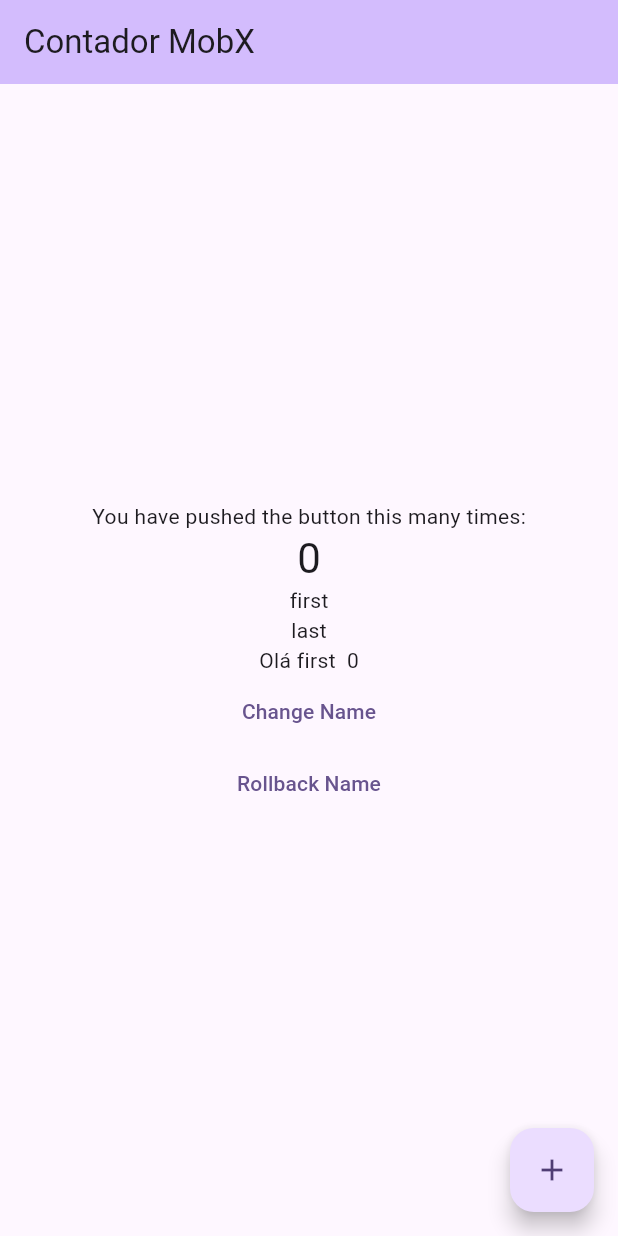
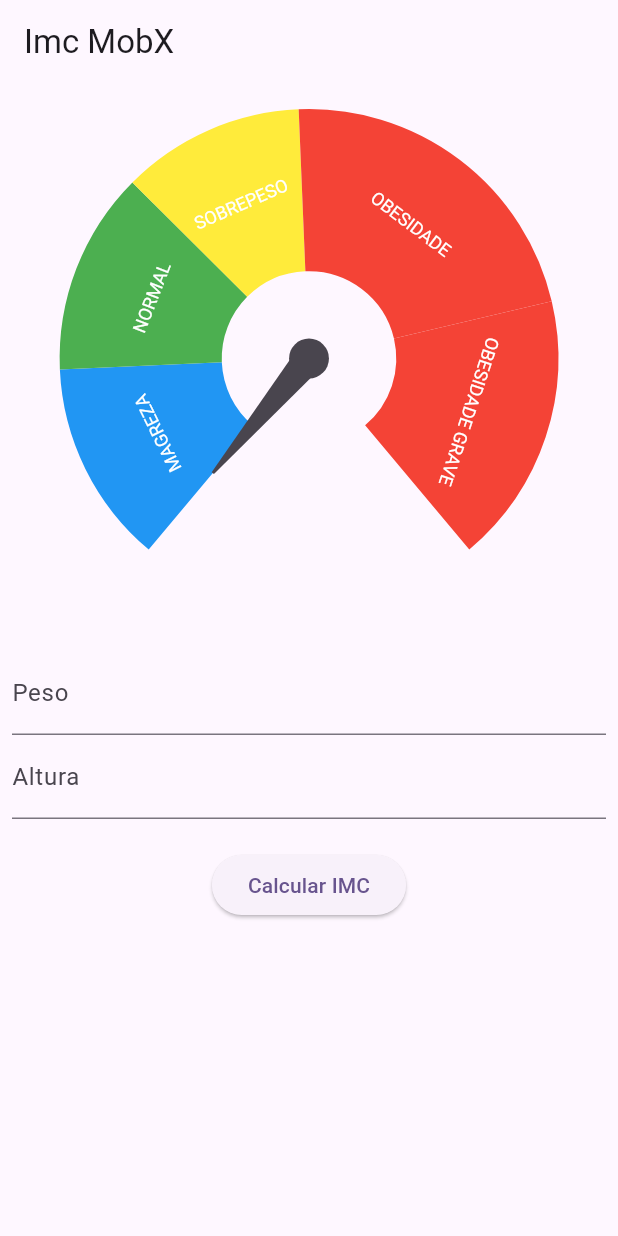
Before and after one commit to itajacy/mobx_imc, a Flutter app: the screen it shows after launch, on a phone screen of 412 x 824 dp. Run offline on Flutter 3.47's test engine with Material 3 defaults, Android fonts, the phone set to English and light mode, and no system bars; drawn by our look-alikes of syncfusion_flutter_gauges; our stand-ins replace currency_text_input_formatter, flutter_mobx, mobx; generated files the repository leaves out were written again.

Commit message:
MobX - Calculadora de IMC - tela pronta

```diff
--- /dev/null
+++ b/lib/imc/imc_page.dart
@@ -0,0 +1,95 @@
+import 'package:currency_text_input_formatter/currency_text_input_formatter.dart';
+import 'package:flutter/material.dart';
+import 'package:intl/intl.dart';
+import 'package:mobx_imc/widgets/imc_gauge.dart';
+
+class ImcPage extends StatefulWidget {
+  const ImcPage({super.key});
+
+  @override
+  State<ImcPage> createState() => _ImcPageState();
+}
+
+class _ImcPageState extends State<ImcPage> {
+  final pesoEC = TextEditingController();
+  final alturaEC = TextEditingController();
+  final formKey = GlobalKey<FormState>();
+
+  @override
+  Widget build(BuildContext context) {
+    return Scaffold(
+      appBar: AppBar(
+        title: const Text('Imc MobX'),
+      ),
+      body: SingleChildScrollView(
+        child: Form(
+          key: formKey,
+          child: Padding(
+            padding: const EdgeInsets.all(8.0),
+            child: Column(
+              children: [
+                ImcGauge(imc: 0),
+                SizedBox(
+                  height: 20,
+                ),
+                TextFormField(
+                  controller: pesoEC,
+                  keyboardType: TextInputType.number,
+                  decoration: InputDecoration(labelText: 'Peso'),
+                  inputFormatters: [
+                    CurrencyTextInputFormatter.currency(
+                      locale: 'pt_BR',
+                      symbol: '',
+                      turnOffGrouping: true,
+                      decimalDigits: 2,
+                    ),
+                  ],
+                  validator: (String? value) {
+                    if (value == null || value.isEmpty) {
+                      return 'Peso obrigatório';
+                    }
+                  },
+                ),
+                TextFormField(
+                  controller: alturaEC,
+                  keyboardType: TextInputType.number,
+                  decoration: InputDecoration(labelText: 'Altura'),
+                  inputFormatters: [
+                    CurrencyTextInputFormatter.currency(
+                      locale: 'pt_BR',
+                      symbol: '',
+                      turnOffGrouping: true,
+                      decimalDigits: 2,
+                    ),
+                  ],
+                  validator: (String? value) {
+                    if (value == null || value.isEmpty) {
+                      return 'Altura obrigatória';
+                    }
+                  },
+                ),
+                const SizedBox(
+                  height: 20,
+                ),
+                ElevatedButton(
+                  onPressed: () {
+                    var formValid = formKey.currentState?.validate() ?? false;
+                    if (formValid) {
+                      var formatter = NumberFormat.simpleCurrency(
+                          locale: 'pt_BR', decimalDigits: 2);
+                      double peso = formatter.parse(pesoEC.text) as double;
+                      double altura = formatter.parse(alturaEC.text) as double;
+
+                      // controller.calcularImc(peso: peso, altura: altura);
+                    }
+                  },
+                  child: Text('Calcular IMC'),
+                ),
+              ],
+            ),
+          ),
+        ),
+      ),
+    );
+  }
+}
--- a/lib/main.dart
+++ b/lib/main.dart
@@ -1,5 +1,6 @@
 import 'package:flutter/material.dart';
 import 'package:mobx_imc/contador/contador_page.dart';
+import 'package:mobx_imc/imc/imc_page.dart';
 
 import 'contador_codegen/contador_codegen_page.dart';
 
@@ -18,7 +19,7 @@ class MyApp extends StatelessWidget {
         colorScheme: ColorScheme.fromSeed(seedColor: Colors.deepPurple),
         useMaterial3: true,
       ),
-      home: ContadorCodegenPage(),
+      home: ImcPage(),
     );
   }
 }
--- /dev/null
+++ b/lib/widgets/imc_gauge.dart
@@ -0,0 +1,62 @@
+import 'package:flutter/material.dart';
+import 'package:mobx_imc/widgets/imc_gauge_range.dart';
+import 'package:syncfusion_flutter_gauges/gauges.dart';
+
+class ImcGauge extends StatelessWidget {
+  final double imc;
+
+  const ImcGauge({super.key, required this.imc});
+
+  @override
+  Widget build(BuildContext context) {
+    return SfRadialGauge(
+      axes: [
+        RadialAxis(
+          showLabels: false,
+          showAxisLine: false,
+          showTicks: false,
+          minimum: 12.5,
+          maximum: 47.9,
+          ranges: [
+            ImcGaugeRange(
+              color: Colors.blue,
+              start: 12.5,
+              end: 18.5,
+              label: 'MAGREZA',
+            ),
+            ImcGaugeRange(
+              color: Colors.green,
+              start: 18.5,
+              end: 24.5,
+              label: 'NORMAL',
+            ),
+            ImcGaugeRange(
+              color: Colors.yellow,
+              start: 24.5,
+              end: 29.9,
+              label: 'SOBREPESO',
+            ),
+            ImcGaugeRange(
+              color: Colors.red,
+              start: 29.9,
+              end: 39.9,
+              label: 'OBESIDADE',
+            ),
+            ImcGaugeRange(
+              color: Colors.red,
+              start: 39.9,
+              end: 47.9,
+              label: 'OBESIDADE GRAVE',
+            ),
+          ],
+          pointers: [
+            NeedlePointer(
+              value: imc,
+              enableAnimation: true,
+            )
+          ],
+        )
+      ],
+    );
+  }
+}
--- /dev/null
+++ b/lib/widgets/imc_gauge_range.dart
@@ -0,0 +1,20 @@
+import 'package:flutter/material.dart';
+import 'package:syncfusion_flutter_gauges/gauges.dart';
+
+class ImcGaugeRange extends GaugeRange {
+  ImcGaugeRange({
+    required Color color,
+    required double start,
+    required double end,
+    required String label,
+  }) : super(
+          startValue: start,
+          endValue: end,
+          color: color,
+          label: label,
+          sizeUnit: GaugeSizeUnit.factor,
+          labelStyle: const GaugeTextStyle(fontFamily: 'Times', fontSize: 12),
+          startWidth: 0.65,
+          endWidth: 0.65,
+        );
+}
```
Also changed, not shown: pubspec.yaml (+7 -1 lines), lib/imc/imc_controller.dart (added), pubspec.lock.
